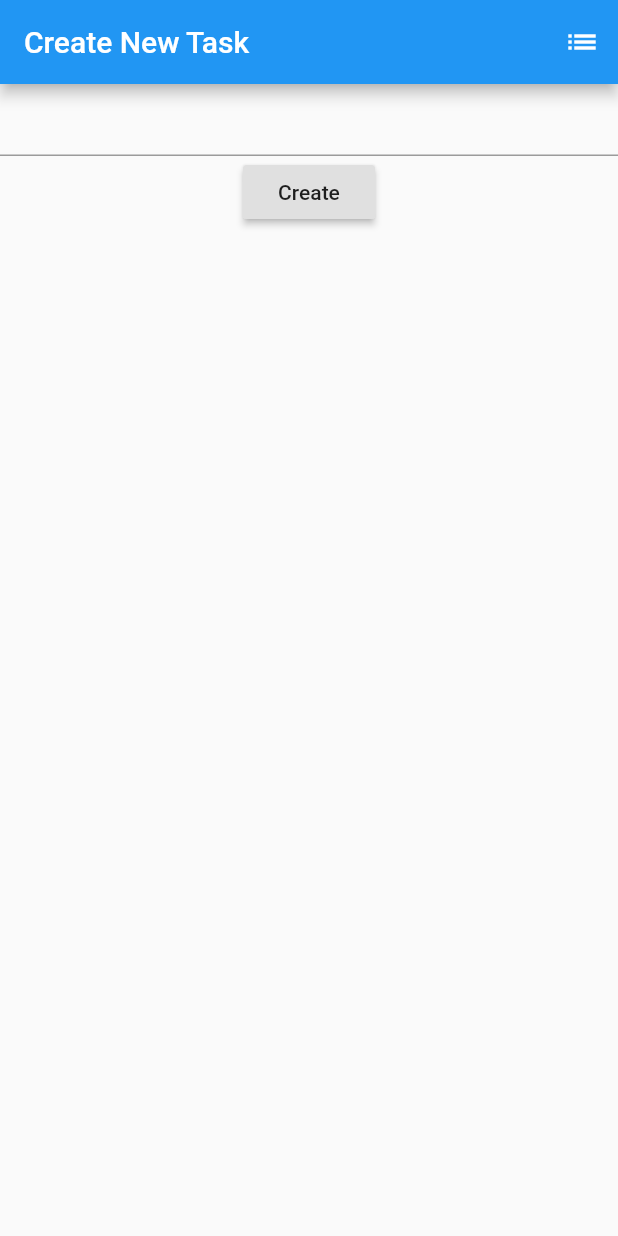
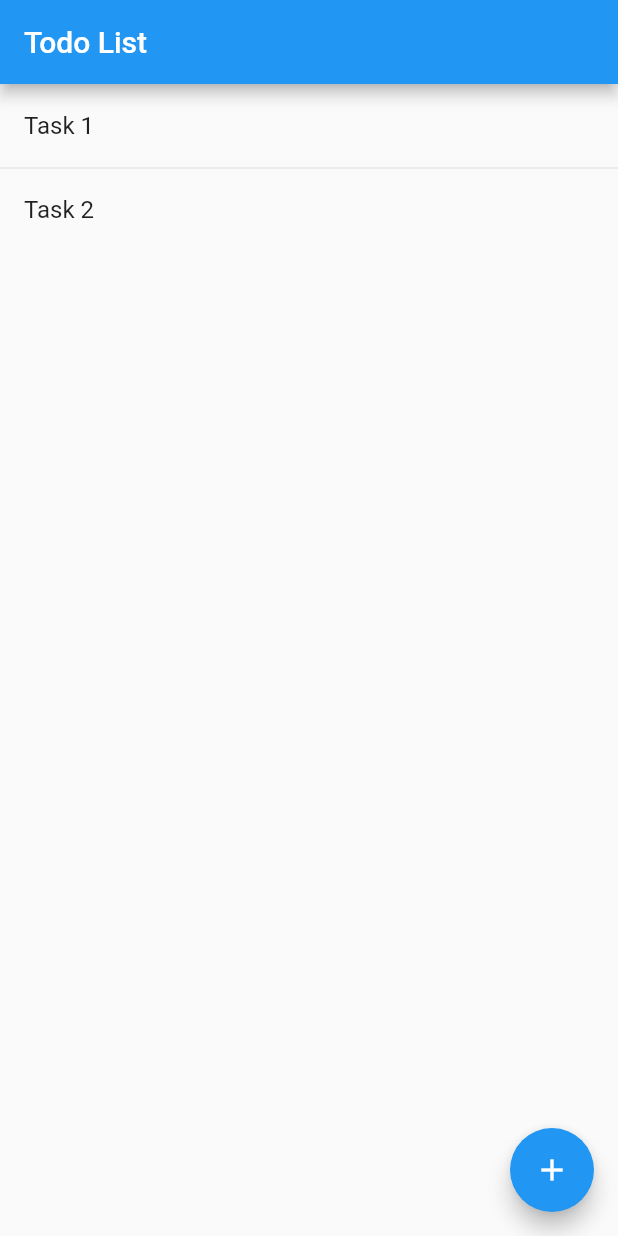
Before and after one commit to tasugi/todoapp-flutter, a Flutter app: the screen it shows after launch, on a phone screen of 412 x 824 dp. Run offline on Flutter 3.47's test engine with Material 2 defaults, Android fonts, the phone set to English and light mode, and no system bars.

Commit message:
Renewal UI

```diff
--- a/lib/main.dart
+++ b/lib/main.dart
@@ -1,4 +1,5 @@
 import 'package:flutter/material.dart';
+import 'package:todoapp/newTask.dart';
 
 void main() => runApp(MyApp());
 
@@ -13,56 +14,15 @@ class MyApp extends StatelessWidget {
   }
 }
 
-class TodoState extends State<Todo> {
-  final _formKey = GlobalKey<FormState>();
-  final _scaffoldState = GlobalKey<ScaffoldState>();
-  final _tasks = <String>[];
+class TaskList extends StatelessWidget {
 
-  void _showBar(String message) {
-    _scaffoldState.currentState.showSnackBar(SnackBar(content: Text(message)));
-  }
-
-  Widget _buildForm() {
-    String _task = '';
-    return Form(
-      key: _formKey,
-      child: Column(
-        children: <Widget>[
-          TextFormField(
-            validator: (value) {
-              if (value.isEmpty) {
-                return 'Please enter some text';
-              }
-              return null;
-            },
-            onSaved: (value) {
-              _task = value;
-            },
-          ),
-          RaisedButton(
-            onPressed: () {
-              if (_formKey.currentState.validate()) {
-                _formKey.currentState.save();
-                setState(() {
-                  _tasks.add(_task);
-                });
-                _showBar('Created');
-                _formKey.currentState.reset();
-                _task = ''; // Clear form
-              }
-            },
-            child: Text('Create'),
-          )
-        ],
-      ),
-    );
-  }
-
-  void _pushTasks() {
-    Navigator.of(context).push(
-        MaterialPageRoute<void>(
-            builder: (BuildContext context) {
-              final tiles = _tasks.map((String task) {
+  @override
+  Widget build(BuildContext context) {
+    final tasks = [
+      'Task 1',
+      'Task 2',
+    ];
+    final tiles = tasks.map((String task) {
       return ListTile(
         title: Text(
           task,
@@ -71,33 +31,31 @@ class TodoState extends State<Todo> {
     });
     final divided =
     ListTile.divideTiles(context: context, tiles: tiles).toList();
+    return ListView(children: divided);
+  }
+}
+
+class Todo extends StatelessWidget {
+
+  @override
+  Widget build(BuildContext context) {
     return Scaffold(
       appBar: AppBar(
         title: Text('Todo List'),
       ),
-                body: ListView(children: divided),
-              );
+      body: TaskList(),
+      floatingActionButton: FloatingActionButton(
+        onPressed: () {
+          Navigator.of(context).push(
+              MaterialPageRoute(
+                  builder: (BuildContext context) {
+                    return NewTask();
                   }
               )
           );
-  }
-
-  @override
-  Widget build(BuildContext context) {
-    return Scaffold(
-      key: _scaffoldState,
-      appBar: AppBar(
-        title: Text('Create New Task'),
-        actions: <Widget>[
-          IconButton(icon: Icon(Icons.list), onPressed: _pushTasks),
-        ],
+        },
+        child: Icon(Icons.add),
       ),
-      body: _buildForm(),
     );
   }
 }
-
-class Todo extends StatefulWidget {
-  @override
-  TodoState createState() => TodoState();
-}
```
Also changed, not shown: lib/newTask.dart (added, +30 -0 lines). Lines whose indentation alone changed are shown as unchanged.
